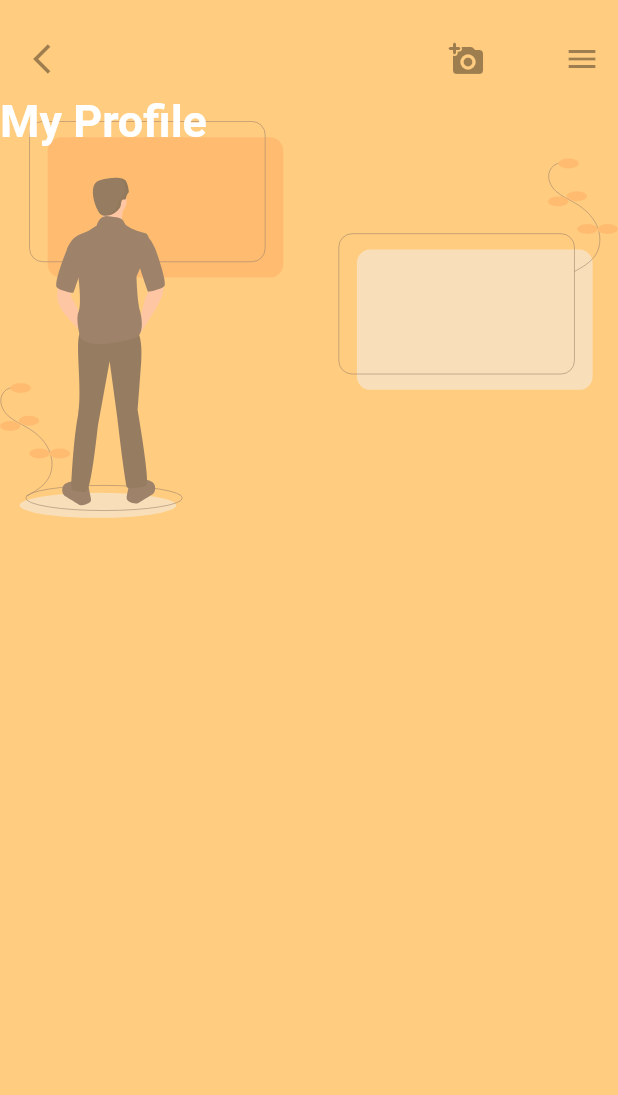
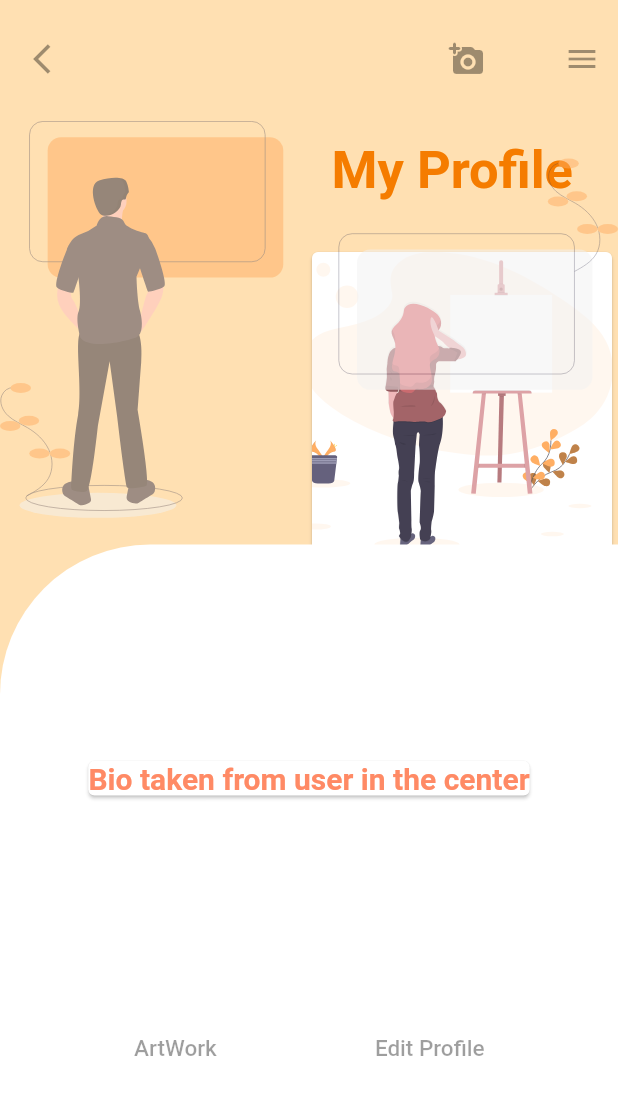
Before and after one commit to Amitpatil215/Engrave, a Flutter app: the screen it shows after launch, after a tap on an icon or button, on a phone screen of 412 x 824 dp. Shown: the top 1095 px of the screen. Run offline on Flutter 3.47's test engine with Material 2 defaults, Android fonts, the phone set to English and light mode, and no system bars; our stand-ins replace flutter_screenutil, flutter_svg.

Commit message:
profile layout done button work starts

```diff
--- a/lib/screens/profile_screen.dart
+++ b/lib/screens/profile_screen.dart
@@ -1,5 +1,8 @@
+//import 'dart:html';
+
 import 'package:flutter/material.dart';
 import 'package:flutter_svg/flutter_svg.dart';
+import '../widgets/profile_screen-widgets/p_s_pick_image.dart';
 
 class ProfileScreen extends StatelessWidget {
   static const routeName = 'profile';
@@ -7,7 +10,7 @@ class ProfileScreen extends StatelessWidget {
   Widget build(BuildContext context) {
     return MaterialApp(
       home: Scaffold(
-        backgroundColor: Colors.orange[200],
+        backgroundColor: Colors.orange[100],
         body: ListView(
           children: [
             Padding(
@@ -28,6 +31,7 @@ class ProfileScreen extends StatelessWidget {
                         IconButton(
                           icon: Icon(Icons.add_a_photo_rounded),
                           onPressed: null,
+                          //add the image picker here after it select the hashtag
                           color: Colors.white,
                         ),
                         IconButton(
@@ -42,30 +46,105 @@ class ProfileScreen extends StatelessWidget {
             ),
             Stack(
               children: [
+                Column(
+                  children: [
+                    Container(
+                      width: double.infinity,
+                      padding: EdgeInsets.all(30),
+                      child: Text(
+                        'My Profile',
+                        textAlign: TextAlign.right,
+                        style: TextStyle(
+                          color: Colors.orange[700],
+                          fontWeight: FontWeight.bold,
+                          fontSize: 35,
+                        ),
+                      ),
+                    ),
+                    Container(
+                      width: double.maxFinite,
+                      alignment: Alignment.centerRight,
+                      child: Card(
+                        //if user could insert a profile picture
+                        //child: PickImage(),
+                        child: SvgPicture.asset(
+                          'assets/images/blank_canvas.svg',
+                          width: 200,
+                          height: 200,
+                          fit: BoxFit.cover,
+                        ),
+                      ),
+                    ),
+                  ],
+                ),
+                Column(
+                  children: [
                     Opacity(
                       opacity: 0.5,
                       child: Container(
                         child: SvgPicture.asset(
                           'assets/images/choice.svg',
                           height: 300.0,
-                      width: 520.0,
+                          width: 420.0,
                           allowDrawingOutsideViewBox: true,
                         ),
                       ),
                     ),
                     Container(
+                      height: 500,
+                      width: double.maxFinite,
+                      decoration: BoxDecoration(
+                        color: Colors.white,
+                        borderRadius: BorderRadius.only(
+                          topLeft: Radius.circular(100),
+                        ),
+                      ),
+                      child: Column(
+                        mainAxisAlignment: MainAxisAlignment.spaceEvenly,
+                        children: [
+                          //add bio entered by the user
+                          Card(
                             child: Text(
-                    'My Profile',
-                    textAlign: TextAlign.right,
+                              'Bio taken from user in the center',
+                              textAlign: TextAlign.center,
                               style: TextStyle(
-                      color: Colors.white,
+                                fontSize: 20,
                                 fontWeight: FontWeight.bold,
-                      fontSize: 30,
+                                color: Colors.deepOrange[300],
                               ),
                             ),
                           ),
+                          Row(
+                              mainAxisAlignment: MainAxisAlignment.spaceEvenly,
+                              children: [
+                                FlatButton(
+                                  onPressed: null,
+                                  child: Text(
+                                    'ArtWork',
+                                    style: TextStyle(
+                                      fontSize: 15,
+                                    ),
+                                    textAlign: TextAlign.center,
+                                  ),
+                                ),
+                                FlatButton(
+                                  onPressed: null,
+                                  child: Text(
+                                    'Edit Profile',
+                                    style: TextStyle(
+                                      fontSize: 15,
+                                    ),
+                                    textAlign: TextAlign.center,
+                                  ),
+                                ),
+                              ]),
                         ],
-            )
+                      ),
+                    ),
+                  ],
+                ),
+              ],
+            ),
           ],
         ),
       ),
--- /dev/null
+++ b/lib/widgets/profile_screen-widgets/p_s_pick_image.dart
@@ -0,0 +1,35 @@
+import 'package:flutter/material.dart';
+import 'dart:io';
+//import 'package:image_picker/image_picker.dart';
+
+class PickImage extends StatefulWidget {
+  PickImageState createState() => new PickImageState();
+}
+
+class PickImageState extends State<PickImage> {
+  File selectedFile;
+  //final String hashTag;
+  //PickImage(this.selectedFile);
+  Widget getImageWidget() {
+    if (selectedFile != null) {
+      return Image.file(
+        selectedFile,
+        width: 200,
+        height: 200,
+        fit: BoxFit.cover,
+      );
+    } else {
+      return Image.asset(
+        'assets/images/blank_canvas.svg',
+        width: 200,
+        height: 200,
+        fit: BoxFit.cover,
+      );
+    }
+  }
+
+  @override
+  Widget build(BuildContext context) {
+    return getImageWidget();
+  }
+}
--- a/pubspec.yaml
+++ b/pubspec.yaml
@@ -21,6 +21,7 @@ environment:
   sdk: ">=2.7.0 <3.0.0"
 
 dependencies:
+  image_picker: ^0.6.7+12
   flutter:
     sdk: flutter
   provider: ^4.3.2+2
```
Also changed, not shown: pubspec.lock. Lines whose indentation alone changed are shown as unchanged.
